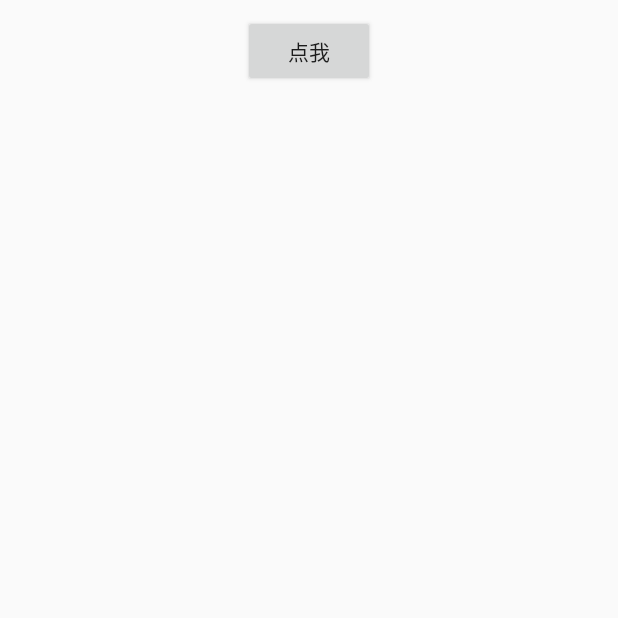
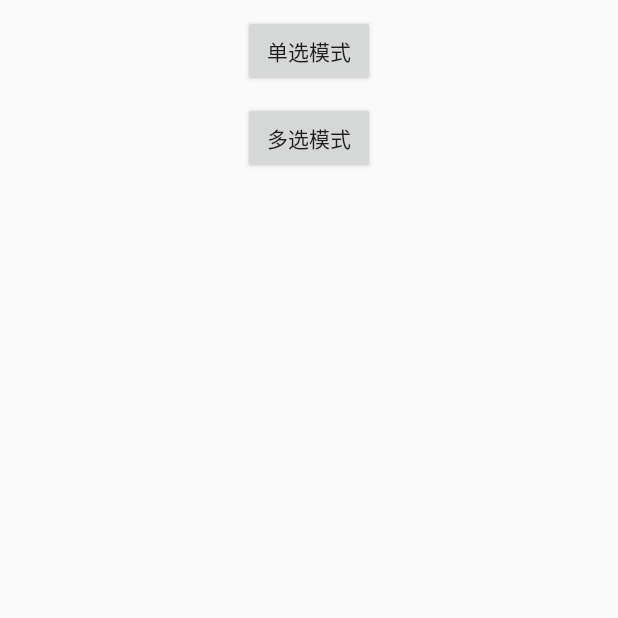
Before and after one commit to YangsBryant/TeaScreenPopupWindow, an Android app: the screen it shows after launch (MainActivity), on a phone screen of 412 x 824 dp, the top half of it. Run offline under Robolectric (Android 15) with nearby library versions, the phone set to English and light mode, and no system bars; our stand-ins replace ButterKnife.

Commit message:
版本1.0.1

```diff
--- a/app/src/main/res/layout/activity_main.xml
+++ b/app/src/main/res/layout/activity_main.xml
@@ -5,7 +5,7 @@
     android:layout_width="match_parent"
     android:layout_height="match_parent"
     tools:context=".MainActivity"
-    android:orientation="horizontal"
+    android:orientation="vertical"
     android:gravity="center_horizontal">
 
     <Button
@@ -14,8 +14,15 @@
         android:layout_height="wrap_content"
         android:gravity="center"
         android:padding="10dp"
-        android:text="点我"
+        android:text="单选模式"
         android:layout_marginTop="10dp"/>
 
-
+    <Button
+        android:id="@+id/button2"
+        android:layout_width="wrap_content"
+        android:layout_height="wrap_content"
+        android:gravity="center"
+        android:padding="10dp"
+        android:text="多选模式"
+        android:layout_marginTop="10dp"/>
 </LinearLayout>
```
Also changed, not shown: app/src/main/java/com/example/teascreenpopupwindow/MainActivity.java (+25 -4 lines), popupwindowlibrary/src/main/java/com/example/popupwindowlibrary/view/ScreenPopWindow.java (+18 -0 lines), popupwindowlibrary/src/main/java/com/example/popupwindowlibrary/view/adapter/ScreenListViewAdapter.java (+16 -5 lines), 1 other file.
